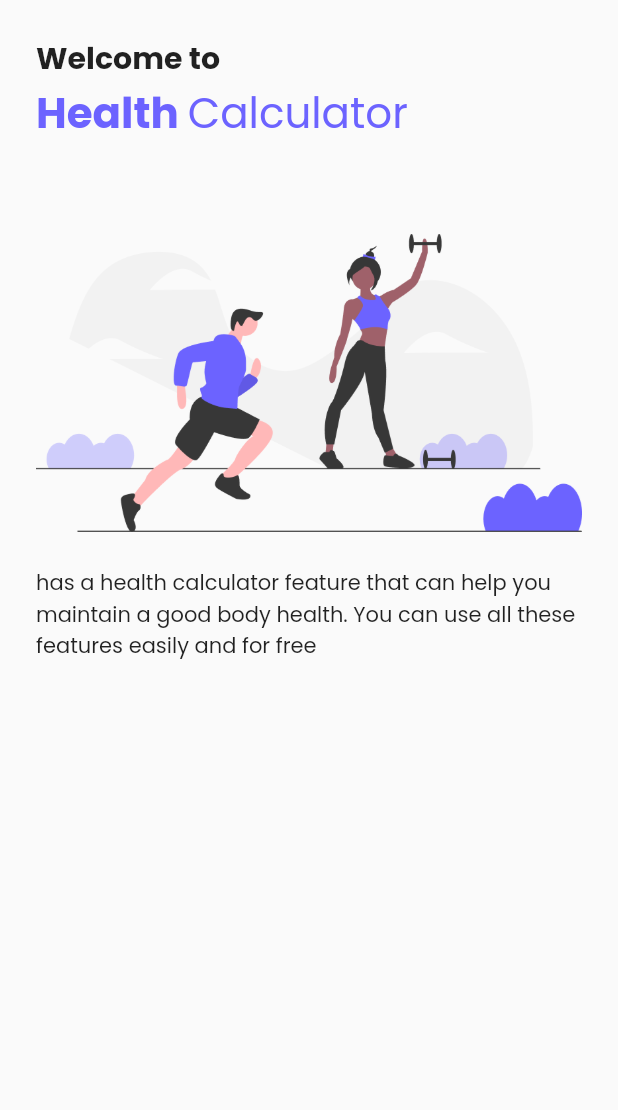
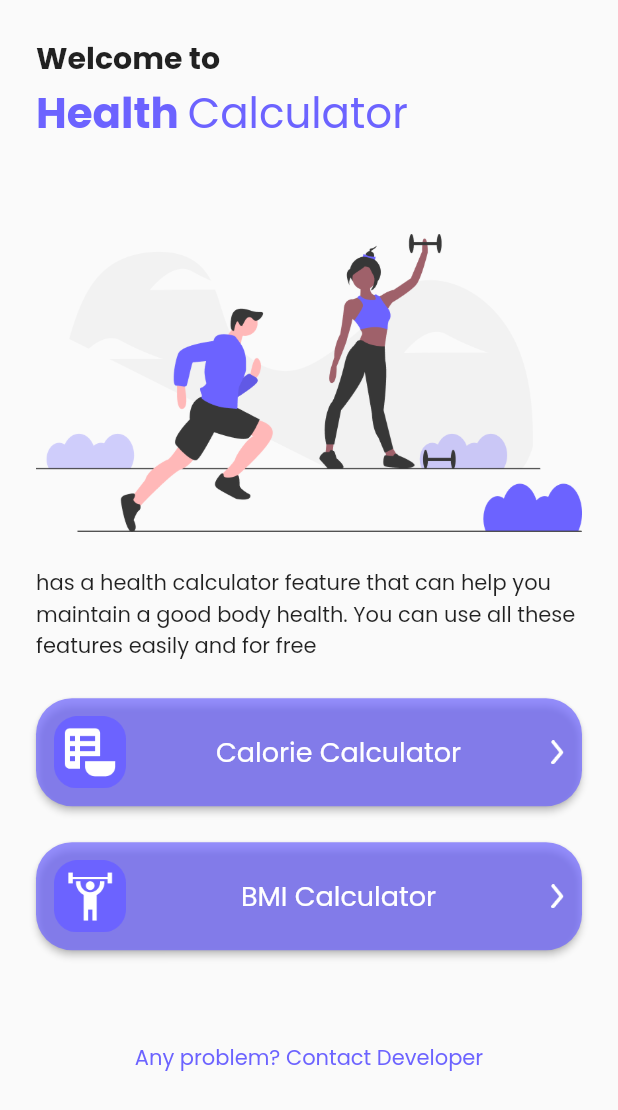
Before and after one commit to yysrll/flutter_health_calculator, a Flutter app: the screen it shows after launch, on a phone screen of 412 x 824 dp. Shown: the top 1110 px of the screen. Run offline on Flutter 3.47's test engine with Material 2 defaults, Android fonts, the phone set to English and light mode, and no system bars.

Commit message:
Completed layouting home screen

```diff
--- a/lib/home_screen.dart
+++ b/lib/home_screen.dart
@@ -2,12 +2,14 @@ import 'package:flutter/material.dart';
 import 'package:flutter/widgets.dart';
 
 var primaryColor = Color(0xFF6C63FF);
+var primaryButtonColor = Color(0xB36C63FF);
 
 class HomeScreen extends StatelessWidget {
   @override
   Widget build(BuildContext context) {
     return Scaffold(
       body: SafeArea(
+        child: SingleChildScrollView(
             child: Column(
           crossAxisAlignment: CrossAxisAlignment.stretch,
           children: <Widget>[
@@ -48,8 +50,74 @@ class HomeScreen extends StatelessWidget {
                 margin: EdgeInsets.symmetric(horizontal: 24),
                 child: Text(
                     'has a health calculator feature that can help you maintain a good body health. You can use all these features easily and for free')),
+            Container(
+              padding: EdgeInsets.all(24),
+              child: ElevatedButton(
+                onPressed: () {},
+                style: ElevatedButton.styleFrom(
+                    primary: primaryButtonColor,
+                    padding: EdgeInsets.all(12.0),
+                    shape: RoundedRectangleBorder(
+                        borderRadius: BorderRadius.circular(24.0))),
+                child: Row(
+                  mainAxisAlignment: MainAxisAlignment.spaceBetween,
+                  children: <Widget>[
+                    Image.asset(
+                      'images/ic_calori.png',
+                      height: 48.0,
+                    ),
+                    Text(
+                      'Calorie Calculator',
+                      style: TextStyle(fontSize: 18.0),
+                    ),
+                    Image.asset(
+                      'images/ic_arrow.png',
+                      height: 16.0,
+                    )
+                  ],
+                ),
+              ),
+            ),
+            Container(
+              padding: EdgeInsets.only(right: 24.0, left: 24.0, bottom: 24.0),
+              child: ElevatedButton(
+                onPressed: () {},
+                style: ElevatedButton.styleFrom(
+                    primary: primaryButtonColor,
+                    padding: EdgeInsets.all(12.0),
+                    shape: RoundedRectangleBorder(
+                        borderRadius: BorderRadius.circular(24.0))),
+                child: Row(
+                  mainAxisAlignment: MainAxisAlignment.spaceBetween,
+                  children: <Widget>[
+                    Image.asset(
+                      'images/ic_weight.png',
+                      height: 48.0,
+                    ),
+                    Text(
+                      'BMI Calculator',
+                      style: TextStyle(fontSize: 18.0),
+                    ),
+                    Image.asset(
+                      'images/ic_arrow.png',
+                      height: 16.0,
+                    )
+                  ],
+                ),
+              ),
+            ),
+            Container(
+              padding: EdgeInsets.all(24.0),
+              child: TextButton(
+                  onPressed: () {},
+                  child: Text(
+                    'Any problem? Contact Developer',
+                    style: TextStyle(color: primaryColor),
+                  )),
+            )
           ],
         )),
+      ),
     );
   }
 }
```
Also changed, not shown: images/ic_arrow.png (added), images/ic_calori.png (added), images/ic_weight.png (added). Lines whose indentation alone changed are shown as unchanged.
